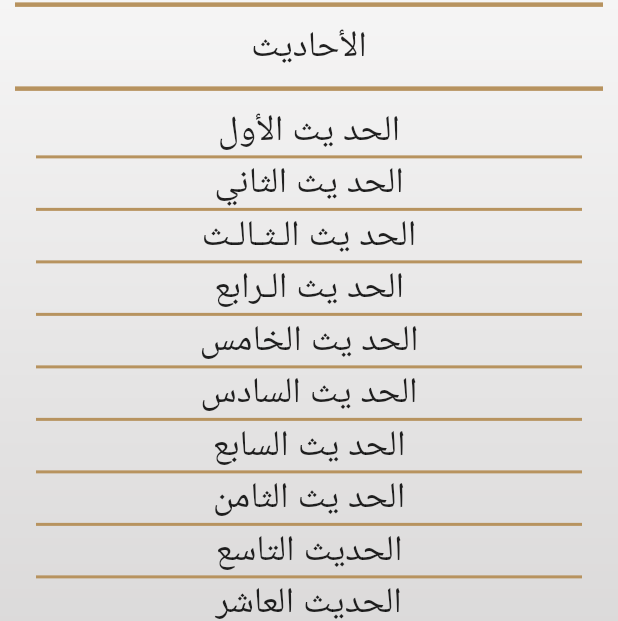
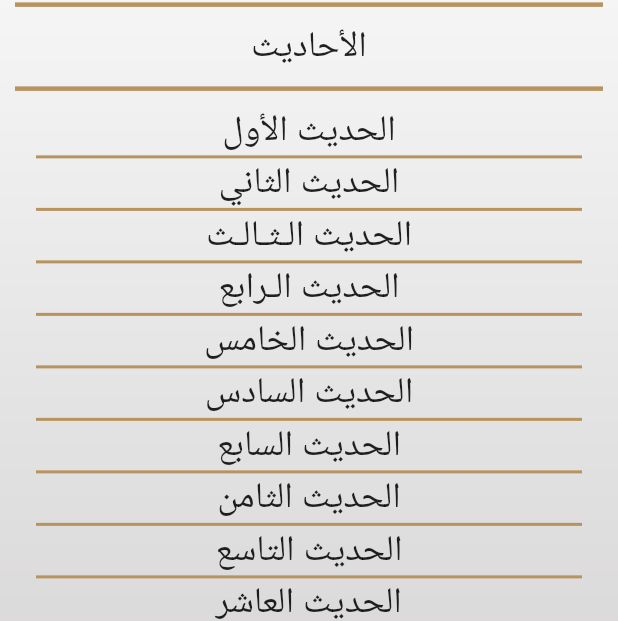
Before and after one commit to basharwalid/islami, a Flutter app: the screen it shows after launch, item 2 of the bottom bar chosen, on a phone screen of 412 x 824 dp. Shown: the part 334-955 px from the top of the screen. Run offline on Flutter 3.47's test engine with Material 2 defaults, Android fonts, the phone set to English and light mode, and no system bars.

Commit message:
+ hadeth content

```diff
--- a/assets/files/ahadeth.txt
+++ b/assets/files/ahadeth.txt
@@ -1,8 +1,8 @@
-الحد يث الأول
+الحديث الأول
  عن أمـيـر المؤمنـين أبي حـفص عمر بن الخطاب رضي الله عنه ، قال : سمعت رسول الله صلى الله عـليه وسلم يـقـول : ( إنـما الأعـمـال بالنيات وإنـمـا لكـل امـرئ ما نـوى . فمن كـانت هجرته إلى الله ورسولـه فهجرتـه إلى الله ورسـوله ومن كانت هجرته لـدنيا يصـيبها أو امرأة ينكحها فهجرته إلى ما هاجر إليه ).
 رواه إمام المحد ثين أبـو عـبـد الله محمد بن إسماعـيل بن ابراهـيـم بن المغـيره بن بـرد زبه البخاري الجعـفي،[رقم:1] وابـو الحسـيـن مسلم بن الحجاج بن مـسلم القـشـيري الـنيسـابـوري [رقم :1907] رضي الله عنهما في صحيحيهما اللذين هما أصح الكتب المصنفه.
 #
-الحد يث الثاني
+الحديث الثاني
 عن عمر رضي الله عنه أيضا ، قال : بينما نحن جلوس عـند رسـول الله صلى الله عليه وسلم ذات يوم اذ طلع علينا رجل شديد بياض الثياب ، شديد سواد الشعر لا يرى عليه أثـر السفر ولا يعـرفه منا احـد. حتى جـلـس إلى النبي صلي الله عليه وسلم فـأسند ركبـتيه إلى ركبتـيه ووضع كفيه على فخذيه، وقـال: " يا محمد أخبرني عن الإسلام ".
 فقـال رسـول الله صـلى الله عـليه وسـلـم :(الإسـلام أن تـشـهـد أن لا إلـه إلا الله وأن محـمـد رسـول الله وتـقـيـم الصلاة وتـؤتي الـزكاة وتـصوم رمضان وتـحـج البيت إن اسـتـطـعت اليه سبيلا).
 قال : صدقت.
@@ -20,27 +20,27 @@
 قلت : "الله ورسوله أعلم ".
 قال : فإنه جبريل ، اتاكم يعلمكم دينكم "رواه مسلم [ رقم : 8 ].
 #
-الحد يث الـثـالـث
+الحديث الـثـالـث
 عن أبي عـبد الرحمن عبد الله بن عـمر بـن الخطاب رضي الله عـنهما ، قـال : سمعت رسول الله صلى الله عليه وسـلم يقـول :( بـني الإسـلام على خـمـس : شـهـادة أن لا إلـه إلا الله وأن محمد رسول الله ، وإقامة الصلاة ، وإيـتـاء الـزكـاة ، وحـج البيت ، وصـوم رمضان ) رواه البخاري [ رقم : 8 ] ومسلم [ رقم : 16 ].
 #
-الحد يث الـرابع
+الحديث الـرابع
 عن أبي عبد الرحمن عبد الله بن مسعـود رضي الله عنه ، قال : حدثنا رسول الله صلي الله عليه وسلم – وهو الصادق المصدوق - :( إن أحـدكم يجمع خلقه في بطن أمه أربعين يوما نطفه ، ثم يكون علقة مثل ذلك ، ثم يكون مـضغـة مثل ذلك ، ثم يرسل إليه الملك ، فينفخ فيه الروح ، ويـؤمر بأربع كلمات : بكتب رزقه ، واجله ، وعمله ، وشقي أم سعيد ؛ فوالله الـذي لا إلــه غـيره إن أحــدكم ليعـمل بعمل أهل الجنه حتى ما يكون بينه وبينها إلا ذراع فيسبق عليه الكتاب فيعـمل بعـمل أهــل النار فـيـدخـلها . وإن أحدكم ليعمل بعمل أهل النار حتي ما يكون بينه وبينها إلا ذراع فــيسـبـق عليه الكتاب فيعمل بعمل أهل الجنة فيدخلها ) رواه البخاري [ رقم : 3208 ] ومسلم [ رقم : 2643 ].
 #
- الحد يث الخامس
+ الحديث الخامس
  عن ام المؤمنين أم عبد الله عـائـشة رضي الله عنها ، قالت : قال رسول الله صلي الله صلى الله عليه وسلم (من أحدث في أمرنا هـذا مـا لـيـس مـنه فهـو رد ). رواه الـبـخـاري [ رقم : 2697 ] ، ومسلم
 [ رقم :1718 ].
 وفي رواية لمسلم : ( مـن عـمـل عـمـلا لـيـس عـلـيه أمـرنا فهـو رد ).
 #
-الحد يث السادس
+الحديث السادس
 عن أبي عبد الله النعـمان بن بشير رضي الله عـنهما ، قـال : سمعـت رسـول الله صلي الله عـليه وسلم يقول: ( إن الحلال بين ، وإن الحـرام بين ، وبينهما أمـور مشتبهات لا يعـلمهن كثير من الناس ، فمن اتقى الشبهات فـقـد استبرأ لديـنه وعـرضه ، ومن وقع في الشبهات وقـع في الحرام ، كـالراعي يـرعى حول الحمى يوشك أن يرتع فيه،ألا وإن لكل ملك حمى ، ألا وإن حمى الله محارمه ، ألا وإن في الجـسد مضغة إذا صلحـت صلح الجسد كله ، وإذا فـسـدت فـسـد الجسـد كـلـه ، ألا وهي الـقـلب) رواه البخاري
 [ رقم : 52 ] ومسلم [ رقم : 1599 ] .
 #
-الحد يث السابع
+الحديث السابع
 عن أبـي رقــيـة تمـيم بن أوس الـداري رضي الله عنه ، أن النبي صلى الله عـليه وسـلم قـال :( الـديـن النصيحة ).
 قلنا : لمن ؟؟
 قال : ( لله ، ولـكـتـابـه ، ولـرسـولـه ، ولأ ئـمـة الـمـسـلـمـيـن وعــامـتهم ) رواه مسلم  [ رقم : 55 ].
 #
-الحد يث الثامن
+الحديث الثامن
 عن ابن عمر رضي الله عنهما ، ان رسول الله صلى الله عليه وسلـم قـال :( أمرت أن أقاتل الناس حتى يـشـهــدوا أن لا إلــه إلا الله وأن محمد رسول الله ، ويـقـيـمـوا الصلاة ، ويؤتوا الزكاة ؛ فإذا فعلوا ذلك عصموا مني دماءهم وأموالهم إلا بحق الإسلام ، وحسابهم على الله تعالى ) رواه البخاري [ رقم:25]
 ومسلم [ رقم : 22].
 #
--- a/lib/UI/Home/hadeth/hadethTab.dart
+++ b/lib/UI/Home/hadeth/hadethTab.dart
@@ -2,6 +2,8 @@ import 'package:flutter/material.dart';
 import 'package:flutter/services.dart';
 import 'package:islami/UI/Home/hadeth/hadethData.dart';
 import 'package:islami/UI/Home/hadeth/hadethTitle.dart';
+// import 'package:islami/UI/Home/hadethContent/hadetContentWidget.dart';
+// import 'package:islami/UI/Home/hadethContent/hadethContentScreen.dart';
 
 class hadethTab extends StatefulWidget {
   @override
@@ -42,7 +44,7 @@ class _hadethTabState extends State<hadethTab> {
         Expanded(
             flex: 3,
             child: Container(
-              child: allhadethList.isEmpty?Center(child: CircularProgressIndicator(),):
+              child: allhadethList.isEmpty?const Center(child: CircularProgressIndicator(),):
                 ListView.separated(itemBuilder: (buildContext , index)
                   {
                     return hadethTitleWidget(allhadethList[index]);
--- a/lib/UI/Home/hadeth/hadethTitle.dart
+++ b/lib/UI/Home/hadeth/hadethTitle.dart
@@ -1,4 +1,6 @@
 import 'package:flutter/material.dart';
+import 'package:islami/UI/Home/hadethContent/haddethDetailsScreen.dart';
+// import 'package:islami/UI/Home/hadethContent/hadethContentScreen.dart';
 import 'package:islami/UI/SurahDetails/surahDetails.dart';
 
 import 'hadethData.dart';
@@ -8,11 +10,17 @@ class hadethTitleWidget extends StatelessWidget {
   hadethTitleWidget(this.hadeth);
   @override
   Widget build(BuildContext context) {
-    return Container(
-      alignment: Alignment.center,
-      child: Text(hadeth.title ,
-        style: const TextStyle(
-          fontSize: 24,
+    return InkWell(
+      onTap: (){
+        Navigator.pushNamed(context, hadethDetailsScreen.routeName , arguments: hadeth);
+      },
+
+      child: Container(
+        alignment: Alignment.center,
+        child: Text(hadeth.title ,
+          style: const TextStyle(
+            fontSize: 24,
+          ),
         ),
       ),
     );
--- a/lib/main.dart
+++ b/lib/main.dart
@@ -1,5 +1,7 @@
 import 'package:flutter/material.dart';
 import 'package:islami/UI/Home/HomeScreen.dart';
+import 'package:islami/UI/Home/hadethContent/haddethDetailsScreen.dart';
+// import 'package:islami/UI/Home/hadethContent/hadethContentScreen.dart';
 import 'package:islami/UI/SurahDetails/surahDetails.dart';
 import 'package:islami/UI/splash/splashScreen.dart';
 
@@ -17,6 +19,8 @@ class MyApplication extends StatelessWidget {
           splashScreen.routeName: (_) => splashScreen(),
           HomeScreen.routeName: (_) => HomeScreen(),
           surahDetails.routeName: (_) => surahDetails(),
+          hadethDetailsScreen.routeName:(_) => hadethDetailsScreen(),
+
       },
       theme: ThemeData(
         progressIndicatorTheme: const ProgressIndicatorThemeData(
--- a/pubspec.yaml
+++ b/pubspec.yaml
@@ -19,7 +19,7 @@ publish_to: 'none' # Remove this line if you wish to publish to pub.dev
 version: 1.0.0+1
 
 environment:
-  sdk: '>=2.19.4 <3.0.0'
+  sdk: '>=2.18.5 <3.0.0'
 
 # Dependencies specify other packages that your package needs in order to work.
 # To automatically upgrade your package dependencies to the latest versions
```
Also changed, not shown: lib/UI/Home/hadethContent/haddethDetailsScreen.dart (added, +46 -0 lines), pubspec.lock.
